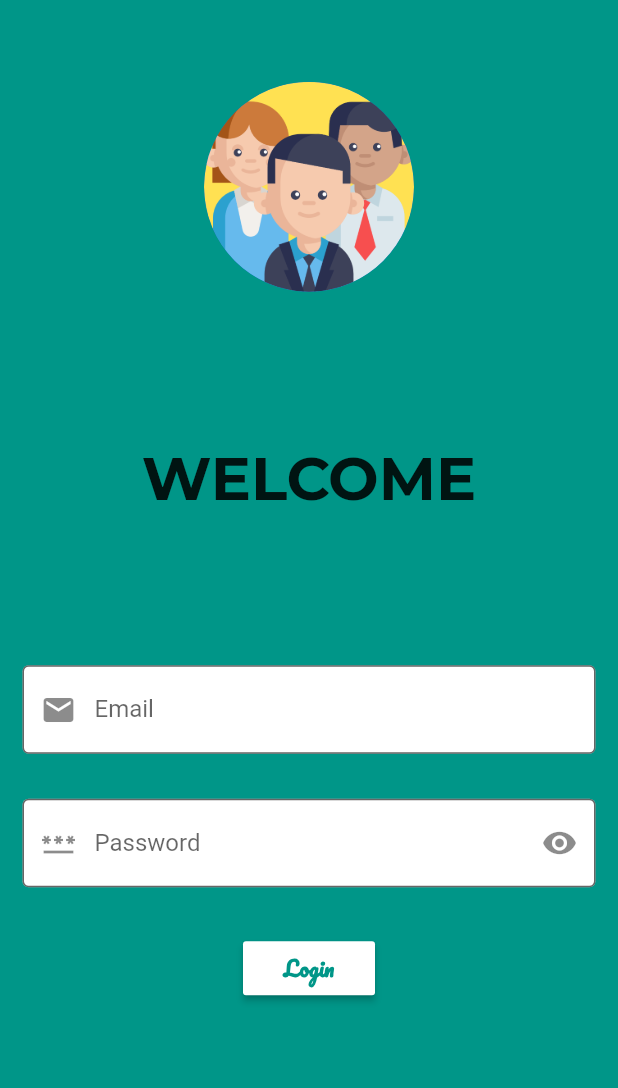
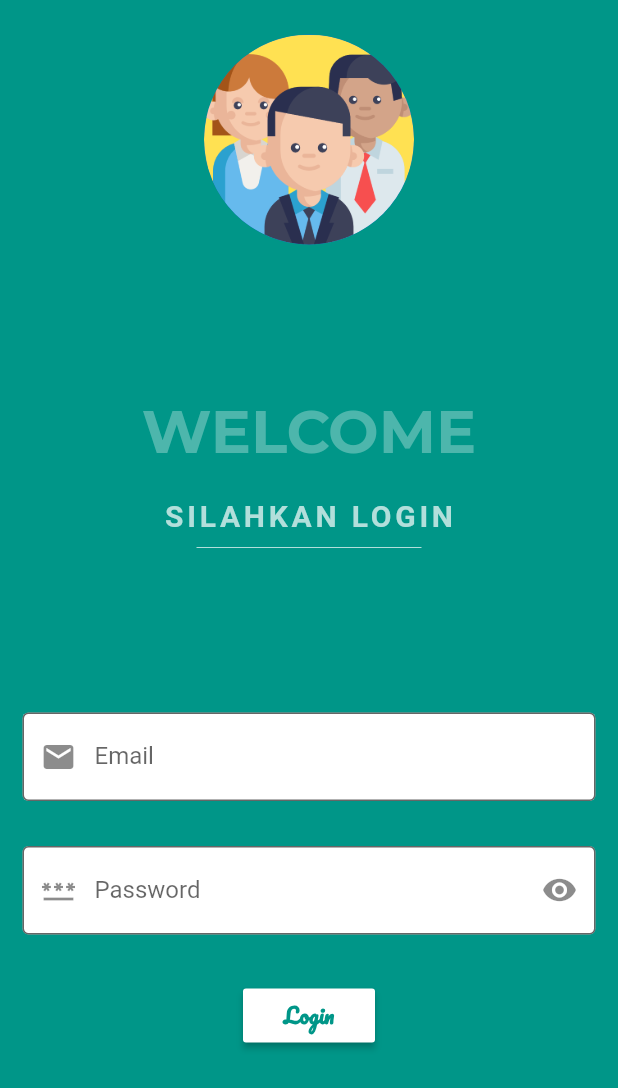
Before and after one commit to muhammadaditya85/UTS_M.Aditya19710034_PMobile, a Flutter app: the screen it shows after launch, on a phone screen of 412 x 824 dp. Shown: the top 1088 px of the screen. Run offline on Flutter 3.47's test engine with Material 2 defaults, Android fonts, the light colour scheme and no system bars; our stand-ins replace google_fonts; Roboto replaces fonts that are missing (sanspro).

Commit message:
first commit

```diff
--- a/lib/main.dart
+++ b/lib/main.dart
@@ -47,7 +47,27 @@ class _MyAppState extends State<MyApp> {
                   ),
                   Text('WELCOME',
                       style: GoogleFonts.montserrat(
-                          fontWeight: FontWeight.bold, fontSize: 40)),
+                          color: Colors.teal.shade300,
+                          fontWeight: FontWeight.bold,
+                          fontSize: 40)),
+                  SizedBox(
+                    height: 20,
+                  ),
+                  Text(
+                    'SILAHKAN LOGIN',
+                    style: TextStyle(
+                        fontFamily: 'sanspro',
+                        color: Colors.teal.shade100,
+                        fontSize: 20.0,
+                        letterSpacing: 2.5,
+                        fontWeight: FontWeight.bold),
+                  ),
+                  SizedBox(
+                      height: 20.0,
+                      width: 150.0,
+                      child: Divider(
+                        color: Colors.teal.shade100,
+                      )),
                   Padding(
                     padding: const EdgeInsets.symmetric(vertical: 100),
                     child: Form(
```
